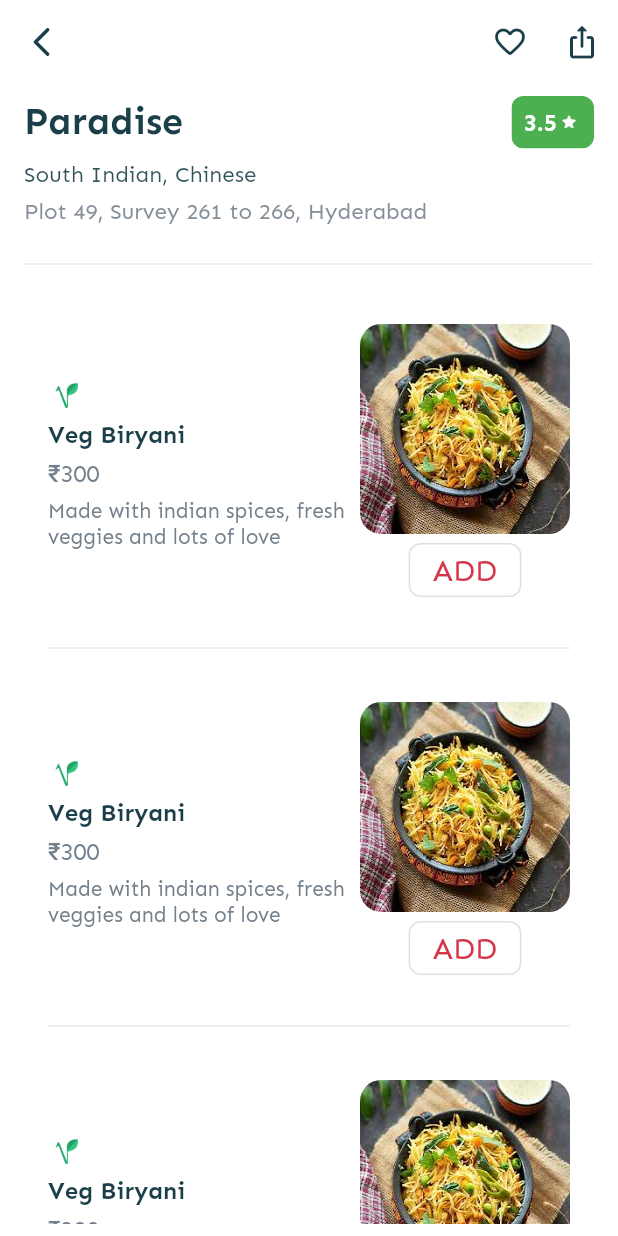
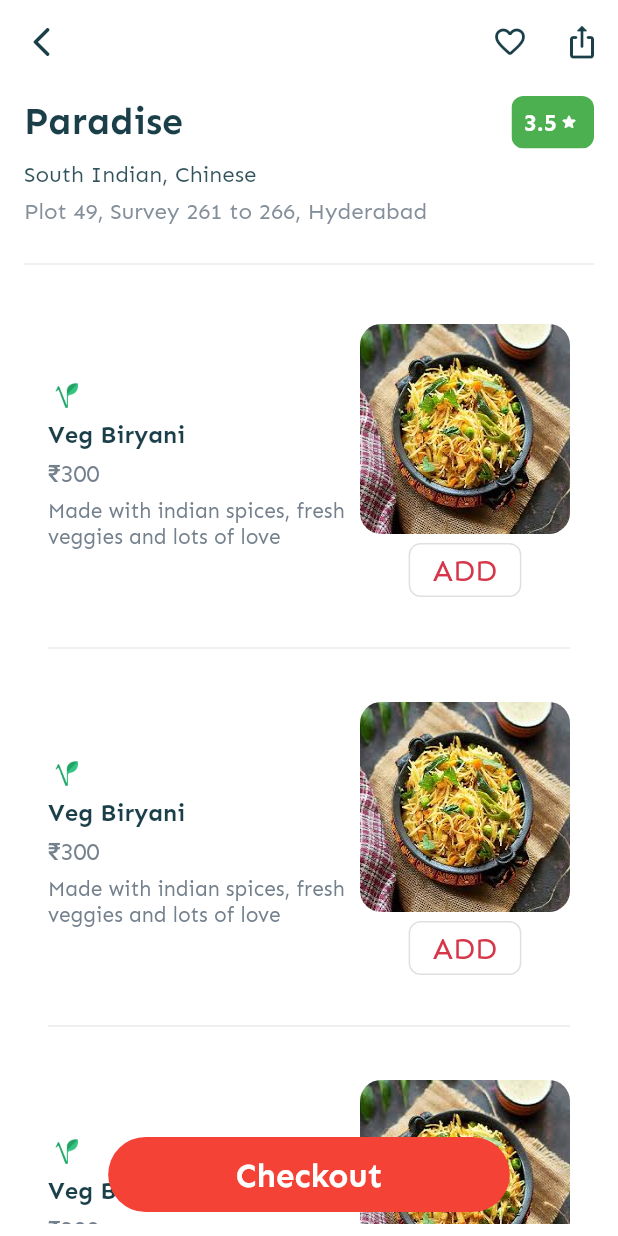
Before and after one commit to greeshmakannegolla/foodie, a Flutter app: the RestaurantDetailScreen screen opened directly, on a phone screen of 412 x 824 dp. Run offline on Flutter 3.47's test engine with Material 2 defaults, Android fonts, the phone set to English and light mode, and no system bars.

Commit message:
Checkout button added

```diff
--- a/milkman_assessment/lib/restaurantDetailScreen.dart
+++ b/milkman_assessment/lib/restaurantDetailScreen.dart
@@ -142,6 +142,29 @@ class _RestaurantDetailScreenState extends State<RestaurantDetailScreen> {
               ),
             ),
           ),
+          floatingActionButton: TextButton(
+            style: ButtonStyle(
+                backgroundColor: MaterialStateProperty.all(Colors.red),
+                fixedSize: MaterialStateProperty.all(
+                    Size(MediaQuery.of(context).size.width * 0.65, 50)),
+                shape: MaterialStateProperty.all(
+                  RoundedRectangleBorder(
+                    borderRadius: BorderRadius.circular(30),
+                  ),
+                )),
+            child: Padding(
+              padding:
+                  const EdgeInsets.symmetric(horizontal: 18.0, vertical: 3),
+              child: Text(
+                "Checkout",
+                style: kHeader.copyWith(
+                    color: ColorConstants.appBackgroundColor, fontSize: 22),
+              ),
+            ),
+            onPressed: () {},
+          ),
+          floatingActionButtonLocation:
+              FloatingActionButtonLocation.centerFloat,
         )));
   }
 }
```
